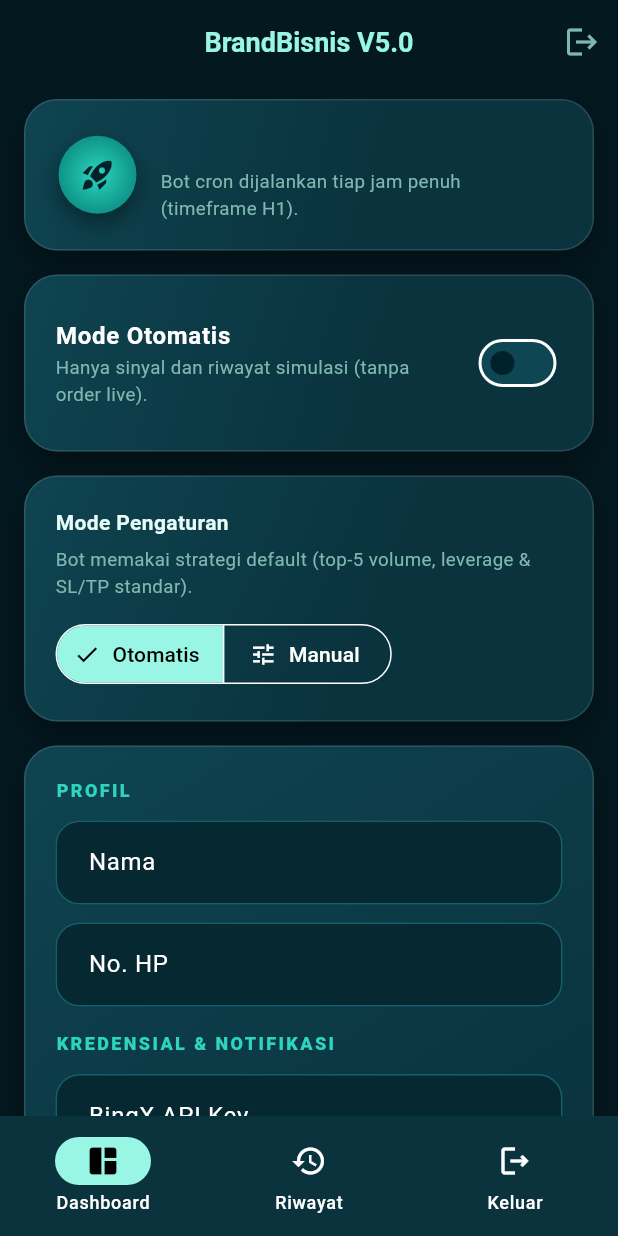
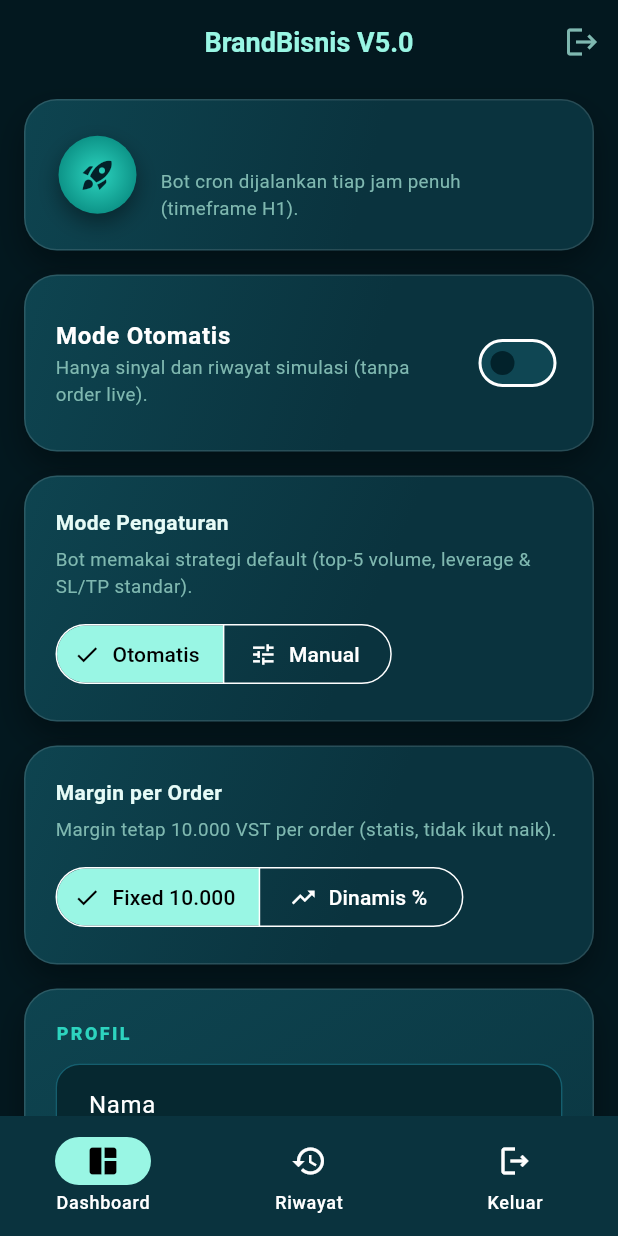
Before and after one commit to sabar2023/robot-otomatis, a Flutter app: the screen it shows once a user with an empty profile is signed in, on a phone screen of 412 x 824 dp. Run offline on Flutter 3.47's test engine with Material 3 defaults, Android fonts, the phone set to English and light mode, and no system bars; our stand-ins replace supabase_flutter; accounts and stored records are empty.

Commit message:
feat: mode margin fixed/dinamis (compounding) per user di app dan engine Co-authored-by: monkeycode-ai <monkeycode-ai@chaitin.com>

```diff
--- a/app/lib/screens/dashboard_screen.dart
+++ b/app/lib/screens/dashboard_screen.dart
@@ -26,6 +26,7 @@ class _DashboardScreenState extends State<DashboardScreen> {
   final _tg = TextEditingController();
   bool _mode = false;
   bool _manual = false;
+  bool _marginDynamic = false;
   bool _loaded = false;
   bool _busy = false;
   String? _msg;
@@ -70,6 +71,7 @@ class _DashboardScreenState extends State<DashboardScreen> {
           "secret_key_encrypted": "",
           "mode_otomatis": false,
           "mode_manual": false,
+          "margin_mode": "fixed",
           "koin_pilihan": <String>[],
           "margin_persen": 10,
           "leverage": 5,
@@ -77,6 +79,7 @@ class _DashboardScreenState extends State<DashboardScreen> {
       } else {
         _mode = (st["mode_otomatis"] ?? false) as bool;
         _manual = (st["mode_manual"] ?? false) as bool;
+        _marginDynamic = (st["margin_mode"] ?? "fixed") == "pct";
         final coins = (st["koin_pilihan"] as List?) ?? const [];
         _coins.text = coins.map((e) => e.toString()).join(", ");
         _lev.text = (st["leverage"] ?? 5).toString();
@@ -114,6 +117,7 @@ class _DashboardScreenState extends State<DashboardScreen> {
         "user_id": pid,
         "mode_otomatis": _mode,
         "mode_manual": _manual,
+        "margin_mode": _marginDynamic ? "pct" : "fixed",
         "koin_pilihan": _coins.text.split(",").map((s) => s.trim()).where((s) => s.isNotEmpty).toList(),
         "leverage": _clampInt(_lev.text, 5, 20, 5),
         "margin_persen": _clampDouble(_margin.text, 1, 100, 10),
@@ -231,6 +235,38 @@ class _DashboardScreenState extends State<DashboardScreen> {
           child: Column(
             crossAxisAlignment: CrossAxisAlignment.start,
             children: [
+              const Text("Margin per Order", style: TextStyle(fontWeight: FontWeight.w700)),
+              const SizedBox(height: 6),
+              Text(
+                _marginDynamic
+                    ? "Margin dihitung dinamis dari saldo terkini (compounding)."
+                    : "Margin tetap 10.000 VST per order (statis, tidak ikut naik).",
+                style: const TextStyle(color: textMuted, fontSize: 12.5),
+              ),
+              const SizedBox(height: 12),
+              SegmentedButton<bool>(
+                segments: const [
+                  ButtonSegment(value: false, label: Text("Fixed 10.000"), icon: Icon(Icons.lock_outline)),
+                  ButtonSegment(value: true, label: Text("Dinamis %"), icon: Icon(Icons.trending_up)),
+                ],
+                selected: <bool>{_marginDynamic},
+                onSelectionChanged: (s) => setState(() => _marginDynamic = s.first),
+              ),
+              if (_marginDynamic) ...[
+                const SizedBox(height: 12),
+                TextField(
+                  controller: _margin,
+                  keyboardType: TextInputType.number,
+                  decoration: appDecoration(label: "Margin (% saldo per order)"),
+                ),
+              ],
+            ],
+          ),
+        ),
+        panelCard(
+          child: Column(
+            crossAxisAlignment: CrossAxisAlignment.start,
+            children: [
               const _SectionTitle("Profil"),
               const SizedBox(height: 12),
               TextField(controller: _nama, decoration: appDecoration(label: "Nama")),
@@ -252,24 +288,10 @@ class _DashboardScreenState extends State<DashboardScreen> {
                   ),
                 ),
                 const SizedBox(height: 12),
-                Row(
-                  children: [
-                    Expanded(
-                      child: TextField(
-                        controller: _lev,
-                        keyboardType: TextInputType.number,
-                        decoration: appDecoration(label: "Leverage (5-20x)"),
-                      ),
-                    ),
-                    const SizedBox(width: 12),
-                    Expanded(
-                      child: TextField(
-                        controller: _margin,
-                        keyboardType: TextInputType.number,
-                        decoration: appDecoration(label: "Margin (% saldo)"),
-                      ),
-                    ),
-                  ],
+                TextField(
+                  controller: _lev,
+                  keyboardType: TextInputType.number,
+                  decoration: appDecoration(label: "Leverage (5-20x)"),
                 ),
                 const SizedBox(height: 12),
                 Row(
```
Also changed, not shown: 6 other files.
